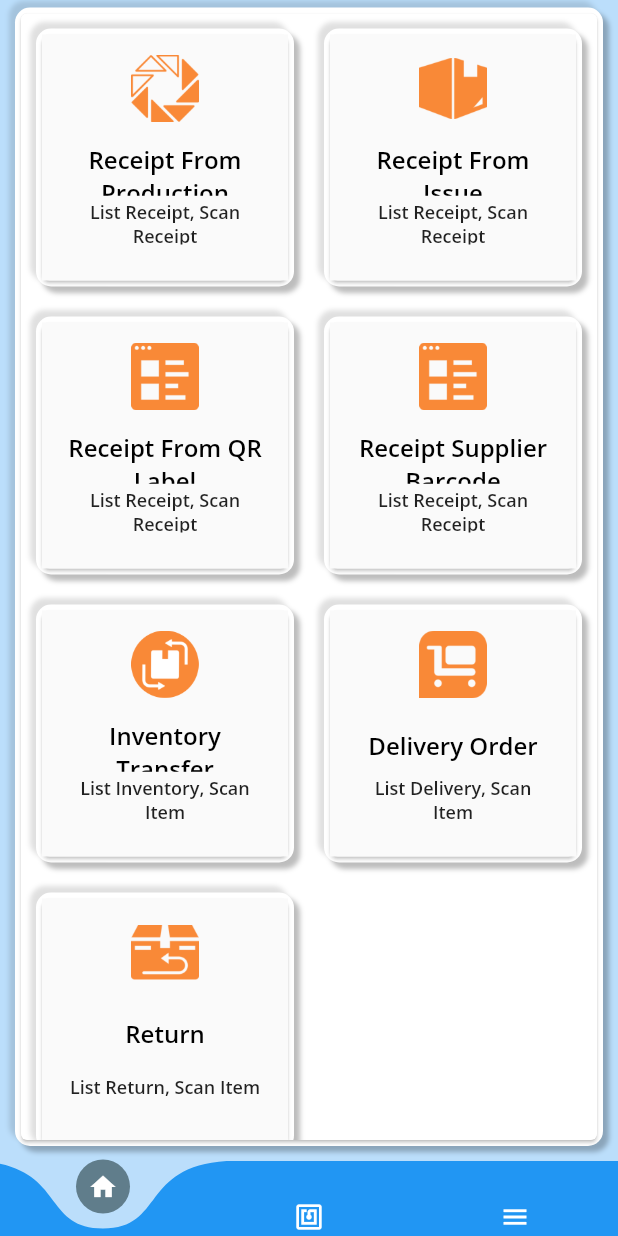
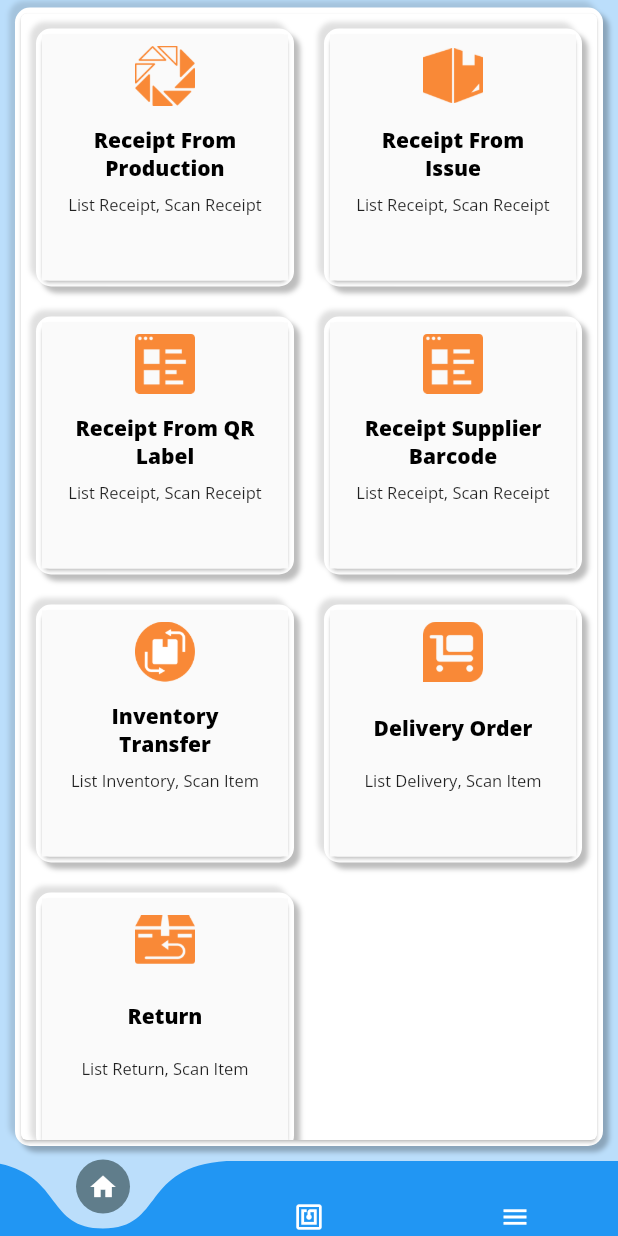
Before and after one commit to aris-wasap/wins_app, a Flutter app: the HomePage screen opened by its route, on a phone screen of 412 x 824 dp. Run offline on Flutter 3.47's test engine with Material 2 defaults, Android fonts, the light colour scheme and no system bars; drawn by our look-alikes of curved_navigation_bar; our stand-ins replace device_info, flutter_masked_text, google_fonts, rxdart, shared_preferences, sqflite; accounts and stored records are empty; generated files the repository leaves out were written again.

Commit message:
Update UI

```diff
--- a/lib/pages/home_menu.dart
+++ b/lib/pages/home_menu.dart
@@ -592,14 +592,14 @@ class _HomeMenuPageState extends State<HomeMenuPage> {
                                 child: Column(
                                   children: <Widget>[
                                     SizedBox(
-                                      height: 10,
+                                      height: 5.0,
                                     ),
                                     Container(
-                                      height: 52,
+                                      height: 45,
                                       child: Image.asset(
                                         subjectList[index]["icon"],
-                                        height: 45,
-                                        width: 45,
+                                        height: 40,
+                                        width: 40,
                                       ),
                                     ),
                                     Container(
@@ -612,8 +612,8 @@ class _HomeMenuPageState extends State<HomeMenuPage> {
                                           style: GoogleFonts.openSans(
                                               textStyle: TextStyle(
                                                   color: Colors.black,
-                                                  fontSize: 16,
-                                                  fontWeight: FontWeight.w600)),
+                                                  fontSize: 14,
+                                                  fontWeight: FontWeight.w900)),
                                         ),
                                       ),
                                     ),
@@ -627,8 +627,8 @@ class _HomeMenuPageState extends State<HomeMenuPage> {
                                           style: GoogleFonts.openSans(
                                               textStyle: TextStyle(
                                                   color: Colors.black87,
-                                                  fontSize: 12,
-                                                  fontWeight: FontWeight.w600)),
+                                                  fontSize: 11,
+                                                  fontWeight: FontWeight.w400)),
                                         ),
                                       ),
                                     )
```
Also changed, not shown: lib/pages/receipt_issue/receipt_issue_detail_item_detail_page.dart (+10 -2 lines), lib/pages/receipt_production/receipt_production_detail_item_detail_page.dart (+10 -2 lines).
